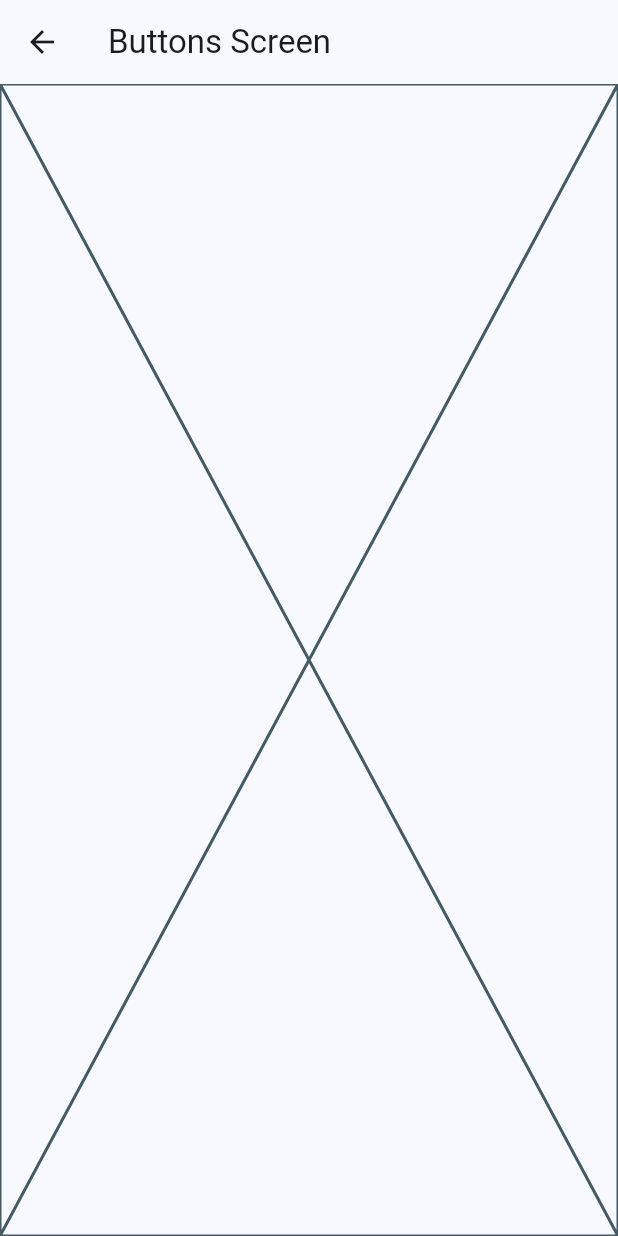
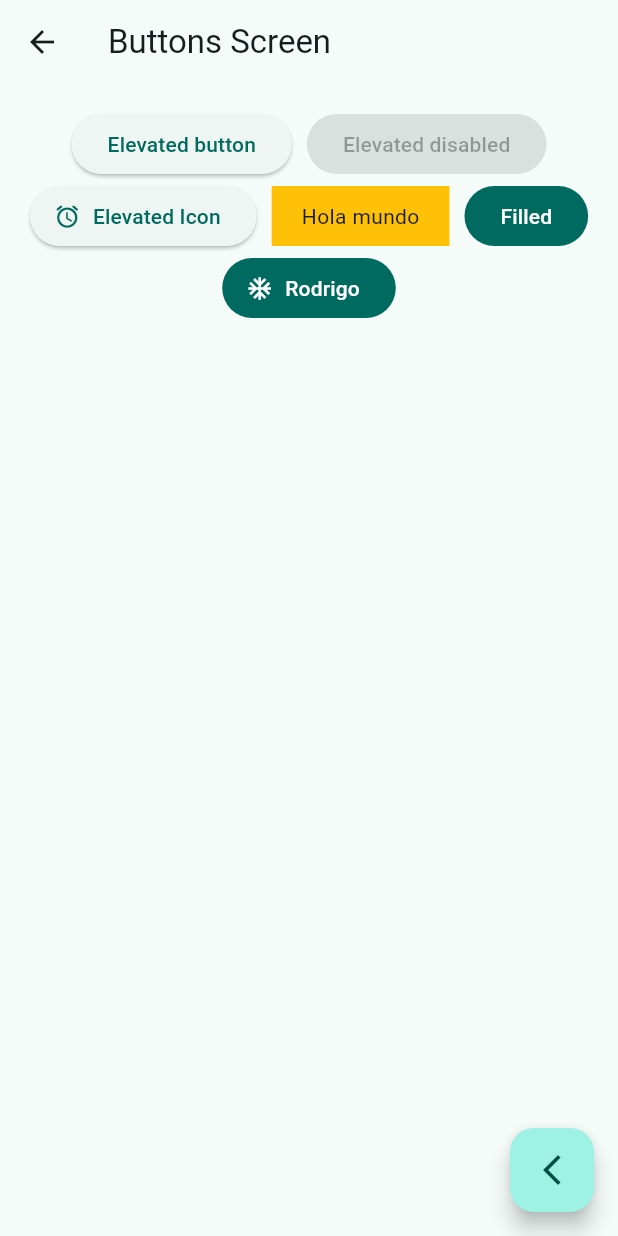
Before and after one commit to rliaudat/flutter, a Flutter app: the screen it shows after launch, after a tap on "Botones", on a phone screen of 412 x 824 dp. Run offline on Flutter 3.47's test engine with Material 2 defaults, Android fonts, the phone set to English and light mode, and no system bars; our stand-ins replace go_router.

Commit message:
buttons_2

```diff
--- a/lib/main.dart
+++ b/lib/main.dart
@@ -1,6 +1,7 @@
 import 'package:flutter/material.dart';
 import 'package:flutter_widget_app/config/router/app_router.dart';
 import 'package:flutter_widget_app/config/theme/app_theme.dart';
+
 
 void main () {
   runApp(const MainApp());
@@ -14,7 +15,7 @@ class MainApp extends StatelessWidget {
     return  MaterialApp.router(
       routerConfig: appRouter,
       debugShowCheckedModeBanner: false,
-      theme: AppTheme(selectedColor: 0).getTheme(),
+      theme: AppTheme(selectedColor: 1).getTheme(),
       );
 
   }
--- a/lib/presentation/screens/buttons/buttons_screen.dart
+++ b/lib/presentation/screens/buttons/buttons_screen.dart
@@ -1,4 +1,5 @@
 import 'package:flutter/material.dart';
+import 'package:go_router/go_router.dart';
 
 
 class ButtonsScreen extends StatelessWidget {
@@ -10,9 +11,66 @@ class ButtonsScreen extends StatelessWidget {
       appBar: AppBar(
         title: const Text ('Buttons Screen')
       ),
-      body: const Placeholder(
+      body: const _ButtonsView(),
+      floatingActionButton: FloatingActionButton(
+        child: const Icon ( Icons.arrow_back_ios_new_outlined),
+        onPressed: (){
+          context.pop();
+        },
+      ),
 
-      )
     );
   }
 }
+
+class _ButtonsView extends StatelessWidget {
+  const _ButtonsView();
+
+  @override
+  Widget build(BuildContext context) {
+    return SizedBox(
+      width: double.infinity,
+      child: Padding(
+        padding: const EdgeInsets.all(16.0), // Esto es para distribuir botones en pantallas
+        child: Wrap(
+            spacing: 10, // Esto se asegura de separar entre botones
+            crossAxisAlignment: WrapCrossAlignment.center, // Para alinear vertical tmb
+            alignment: WrapAlignment.center,
+          children: [
+
+            ElevatedButton(onPressed: (){}, child: const Text ('Elevated button')),
+            const ElevatedButton(onPressed: null, child: Text ('Elevated disabled')),
+
+            ElevatedButton.icon(
+              onPressed: (){},
+              icon: const Icon(Icons.access_alarm_rounded),
+              label: const Text ('Elevated Icon')),
+
+              const CustomButton(),
+
+              FilledButton(onPressed: (){}, child: const Text ('Filled')),
+              FilledButton.icon(
+                onPressed: (){},
+                icon: const Icon(Icons.ac_unit_sharp),
+                label: const Text ('Rodrigo'))
+          ],
+        ),
+
+      ),
+    );
+  }
+}
+
+class CustomButton extends StatelessWidget {
+  const CustomButton({super.key});
+
+  @override
+  Widget build(BuildContext context) {
+    return Material(
+      color: Colors.amber,
+      child: const Padding(
+      padding: EdgeInsets.symmetric(horizontal: 20, vertical: 10),
+      child: Text ('Hola mundo'))
+      );
+  }
+}
```
Also changed, not shown: pubspec.yaml (+1 -7 lines), pubspec.lock.
